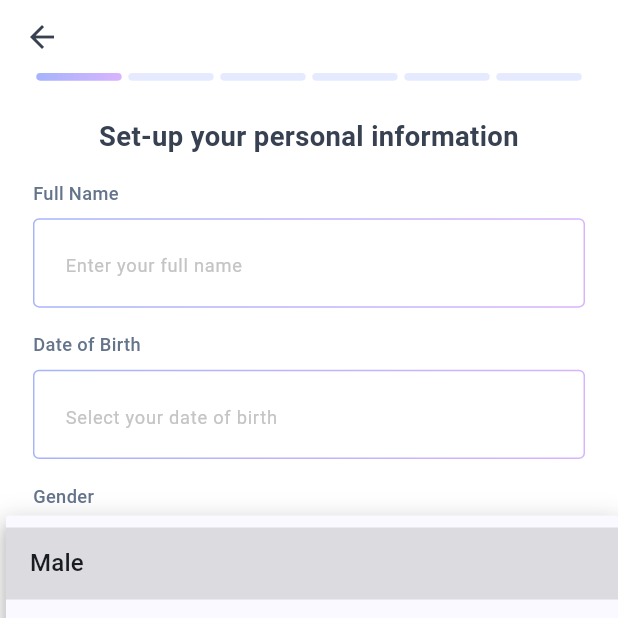
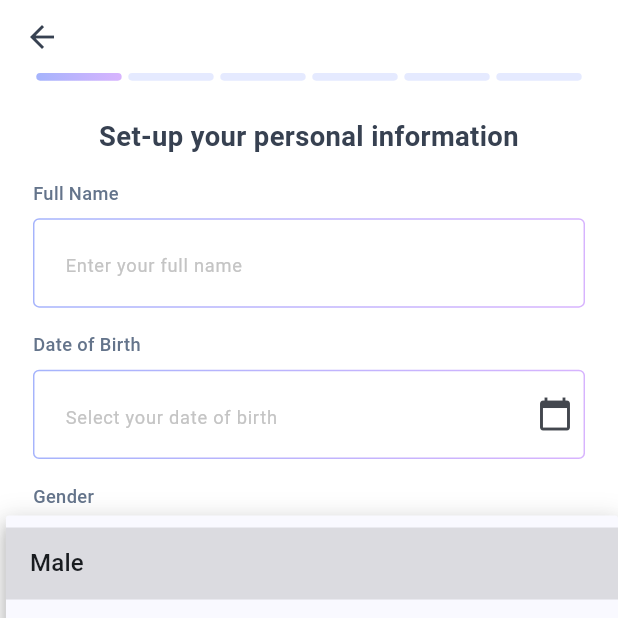
Before and after one commit to ahmed-tarek-salem/ovida, a Flutter app: the UserInfoScreen screen opened directly, after a tap on "Select your gender", on a phone screen of 412 x 824 dp, the top half of it. Run offline on Flutter 3.47's test engine with Material 3 defaults, Android fonts, the phone set to English and light mode, and no system bars; drawn by our look-alikes of flutter_form_builder; our stand-ins replace auto_route, bloc, dio, dropdown_search, equatable, flutter_bloc and 10 more; accounts and stored records are empty; network calls fail.

Commit message:
feat: Add CustomDropdownMultiSelection and use it

```diff
--- a/lib/src/features/user_info/presentation/containers/medical_history_container.dart
+++ b/lib/src/features/user_info/presentation/containers/medical_history_container.dart
@@ -1,18 +1,22 @@
-import 'package:flutter/cupertino.dart';
 import 'package:flutter/material.dart';
 import 'package:flutter_form_builder/flutter_form_builder.dart';
 import 'package:flutter_screenutil/flutter_screenutil.dart';
 import 'package:ovida/src/core/constants/app_colors.dart';
 import 'package:ovida/src/core/constants/app_theme.dart';
 import 'package:ovida/src/core/extensions/hardcoded.dart';
+import 'package:ovida/src/core/services/dependency_injection/di_service.dart';
+import 'package:ovida/src/features/user_info/data/models/user_info_response.dart';
+import 'package:ovida/src/features/user_info/presentation/viewmodel/user_viewmodel.dart';
+
+import 'package:ovida/src/features/user_info/presentation/widgets/custom_dropdown_multiselection.dart';
 import 'package:ovida/src/features/user_info/presentation/widgets/text_field_with_header.dart';
 
 class MedicalHistoryContainer extends StatelessWidget {
   const MedicalHistoryContainer({super.key});
-
   @override
   Widget build(BuildContext context) {
-    var options = ["Option 1", "Option 2", "Option 3"];
+    final viewmodel = di.get<UserInfoViewmodel>();
+
     return ListView(
       children: [
         Text(
@@ -26,61 +30,80 @@ class MedicalHistoryContainer extends StatelessWidget {
         SizedBox(height: 16.h),
         TextFieldWithHeader(
           header: "Chronic Diseases".hardCoded.hardCoded,
-          textField: FormBuilderCheckboxGroup(
-            name: "chronic_diseases",
-            activeColor: AppColors.primary,
-            options: [
-              FormBuilderFieldOption(
-                  value: "0",
-                  child: Text(
-                    "Diabetes",
-                    style: choiceStyle,
-                  )),
-              FormBuilderFieldOption(
-                  value: "1", child: Text("Hypertension", style: choiceStyle)),
-              FormBuilderFieldOption(
-                  value: "2", child: Text("Asthma", style: choiceStyle)),
-              FormBuilderFieldOption(
-                  value: "3", child: Text("Heart Disease", style: choiceStyle)),
-            ],
+          textField: FormBuilderField<List<String>>(
+            name: 'chronicDiseases',
+            builder: (FormFieldState<List<String>> field) {
+              return CustomDropdownMultiSelection(
+                initialSelectedItems: field.value ?? ["Menu", "Dialog"],
+                items: ["Menu", "Dialog", "Modal", "BottomSheet"],
+                searchHintText: 'Select chronic diseases'.hardCoded,
+                onChanged: (selectedItems) {
+                  field.didChange(selectedItems);
+                  print(viewmodel
+                      .formKey.currentState?.fields['chronicDiseases']?.value);
+                },
+              );
+            },
           ),
         ),
         TextFieldWithHeader(
           header: "Allergies".hardCoded.hardCoded,
-          textField: FormBuilderCheckboxGroup(
-            name: "allergies",
-            activeColor: AppColors.primary,
-            options: [
-              FormBuilderFieldOption(
-                  value: "0",
-                  child: Text(
-                    "Allergy 1",
-                    style: choiceStyle,
-                  )),
-              FormBuilderFieldOption(
-                  value: "1", child: Text("Allergy 2", style: choiceStyle)),
-              FormBuilderFieldOption(
-                  value: "2", child: Text("Allergy 3", style: choiceStyle)),
-              FormBuilderFieldOption(
-                  value: "3", child: Text("Allergy 4", style: choiceStyle)),
-            ],
-          ),
+          textField: FormBuilderField<List<String>>(
+              name: 'allergies',
+              builder: (FormFieldState<List<String>> field) {
+                return CustomDropdownMultiSelection(
+                  initialSelectedItems: ["Aspirin", "Penicillin"],
+                  items: ["Aspirin", "Penicillin", "Peanuts", "Shellfish"],
+                  searchHintText: 'Select allergies'.hardCoded,
+                  onChanged: (selectedItems) {
+                    field.didChange(selectedItems);
+                    print(viewmodel.formKey.currentState
+                        ?.fields['chronicDiseases']?.value);
+                  },
+                );
+              }),
         ),
         TextFieldWithHeader(
           header: "Previous Surgeries".hardCoded,
-          textField: FormBuilderTextField(
-            name: "previous_surgeries",
-            decoration: InputDecoration(
-                hintText: "Enter your previous surgeries".hardCoded),
-          ),
+          textField: FormBuilderField<List<String>>(
+              name: 'previousSurgeries',
+              builder: (FormFieldState<List<String>> field) {
+                return CustomDropdownMultiSelection(
+                  initialSelectedItems: ["Appendectomy"],
+                  items: [
+                    "Appendectomy",
+                    "Gallbladder Removal",
+                    "Knee Surgery",
+                    "Heart Bypass"
+                  ],
+                  searchHintText: 'Select surgeries'.hardCoded,
+                  onChanged: (selectedItems) {
+                    field.didChange(selectedItems);
+                    print("Selected items: $selectedItems");
+                  },
+                );
+              }),
         ),
         TextFieldWithHeader(
           header: "Family Medical History".hardCoded,
-          textField: FormBuilderTextField(
-            name: "family_medical_history",
-            decoration: InputDecoration(
-                hintText: "Add Family Medical History".hardCoded),
-          ),
+          textField: FormBuilderField<List<String>>(
+              name: 'familyMedicalHistory',
+              builder: (FormFieldState<List<String>> field) {
+                return CustomDropdownMultiSelection(
+                  initialSelectedItems: ["Diabetes"],
+                  items: [
+                    "Diabetes",
+                    "Heart Disease",
+                    "Cancer",
+                    "Hypertension"
+                  ],
+                  searchHintText: 'Select medical history'.hardCoded,
+                  onChanged: (selectedItems) {
+                    field.didChange(selectedItems);
+                    print("Selected items: $selectedItems");
+                  },
+                );
+              }),
         ),
       ],
     );
--- a/lib/src/features/user_info/presentation/containers/personal_info_container.dart
+++ b/lib/src/features/user_info/presentation/containers/personal_info_container.dart
@@ -7,6 +7,7 @@ import 'package:ovida/src/core/constants/app_theme.dart';
 import 'package:ovida/src/core/extensions/hardcoded.dart';
 import 'package:flutter_form_builder/flutter_form_builder.dart';
 import 'package:ovida/src/features/user_info/presentation/widgets/text_field_with_header.dart';
+import 'package:intl/intl.dart';
 
 class PersonalInfoContainer extends StatelessWidget {
   const PersonalInfoContainer({super.key});
@@ -32,10 +33,16 @@ class PersonalInfoContainer extends StatelessWidget {
                     hintText: "Enter your full name".hardCoded))),
         TextFieldWithHeader(
             header: "Date of Birth",
-            textField: FormBuilderTextField(
-                name: "date_of_birth",
-                decoration: InputDecoration(
-                    hintText: "Select your date of birth".hardCoded))),
+            textField: FormBuilderDateTimePicker(
+              name: "date_of_birth",
+              inputType: InputType.date,
+              format: DateFormat("dd/MM/yyyy"),
+              initialDate: DateTime(2000),
+              lastDate: DateTime.now(),
+              decoration: InputDecoration(
+                  hintText: "Select your date of birth".hardCoded,
+                  suffixIcon: Icon(Icons.calendar_today)),
+            )),
         TextFieldWithHeader(
             header: "Gender",
             textField: FormBuilderDropdown(
@@ -51,7 +58,7 @@ class PersonalInfoContainer extends StatelessWidget {
         TextFieldWithHeader(
             header: "Phone Number",
             textField: FormBuilderTextField(
-              name: 'phone_number',
+              name: 'phoneNumber',
               decoration: InputDecoration(
                   hintText: "Enter your phone number".hardCoded),
               keyboardType: TextInputType.phone,
@@ -59,7 +66,7 @@ class PersonalInfoContainer extends StatelessWidget {
         TextFieldWithHeader(
             header: "Emergency Phone Number",
             textField: FormBuilderTextField(
-              name: 'phone_number',
+              name: 'emergencyContact',
               decoration: InputDecoration(
                   hintText: "Enter your emergency phone number".hardCoded),
               keyboardType: TextInputType.phone,
--- /dev/null
+++ b/lib/src/features/user_info/presentation/widgets/custom_dropdown_multiselection.dart
@@ -0,0 +1,119 @@
+import 'package:dropdown_search/dropdown_search.dart';
+import 'package:flutter/material.dart';
+import 'package:flutter_screenutil/flutter_screenutil.dart';
+import 'package:ovida/src/core/constants/app_colors.dart';
+import 'package:ovida/src/core/constants/app_constants.dart';
+import 'package:ovida/src/core/shared/widgets/gradient_elevated_button.dart';
+
+class CustomDropdownMultiSelection extends StatefulWidget {
+  final List<String> items;
+  final List<String> initialSelectedItems;
+  final String searchHintText;
+  final Function(List<String> selectedItems) onChanged;
+  const CustomDropdownMultiSelection(
+      {super.key,
+      required this.items,
+      required this.initialSelectedItems,
+      required this.searchHintText,
+      required this.onChanged});
+
+  @override
+  State<CustomDropdownMultiSelection> createState() =>
+      _CustomDropdownMultiSelectionState();
+}
+
+class _CustomDropdownMultiSelectionState
+    extends State<CustomDropdownMultiSelection> {
+  final dropDownKey = GlobalKey<DropdownSearchState<String>>();
+
+  @override
+  Widget build(BuildContext context) {
+    return DropdownSearch<String>.multiSelection(
+      key: dropDownKey,
+      dropdownBuilder: (context, selectedItems) => SizedBox(
+        child: Wrap(
+          spacing: 8.sp,
+          runSpacing: 4.sp,
+          children: selectedItems
+              .map((item) => Chip(
+                    label: Text(item,
+                        style: TextStyle(color: Colors.white, fontSize: 12.sp)),
+                    deleteIcon: Icon(Icons.close, size: 16.sp),
+                    onDeleted: () {
+                      dropDownKey.currentState!.removeItem(item);
+                      widget.onChanged(
+                          dropDownKey.currentState!.getSelectedItems);
+                    },
+                    side: BorderSide.none,
+                    shape: RoundedRectangleBorder(
+                        borderRadius: BorderRadius.circular(4.r)),
+                    deleteIconColor: AppColors.error,
+                    backgroundColor:
+                        AppColors.gradientEnd.withValues(alpha: 0.5),
+                  ))
+              .toList(),
+        ),
+      ),
+      selectedItems: widget.initialSelectedItems,
+      items: (filter, infiniteScrollProps) => widget.items
+          .where((item) => item.toLowerCase().contains(filter.toLowerCase()))
+          .toList(),
+      decoratorProps: DropDownDecoratorProps(
+        decoration: InputDecoration(
+          border: OutlineInputBorder(),
+        ),
+      ),
+      popupProps: PopupPropsMultiSelection<String>.menu(
+        validationBuilder: (context, selectedItems) {
+          return Padding(
+            padding:
+                EdgeInsets.symmetric(horizontal: AppConstants.horizontalPadding)
+                    .copyWith(bottom: 16.h),
+            child: GradientButton(
+                onPressed: () {
+                  widget.onChanged(selectedItems);
+                  dropDownKey.currentState!.popupOnValidate();
+                },
+                child: Text("Submit")),
+          );
+        },
+        showSelectedItems: true,
+        checkBoxBuilder: (context, item, isDisabled, isSelected) => Checkbox(
+          onChanged: (val) {},
+          value: isSelected,
+          checkColor: Colors.white,
+          activeColor: AppColors.gradientStart,
+          side: BorderSide(
+            color: AppColors.gradientStart,
+          ),
+          shape:
+              RoundedRectangleBorder(borderRadius: BorderRadius.circular(4.r)),
+        ),
+        itemBuilder: (context, item, isSelected, isSKL) {
+          return Container(
+            padding: EdgeInsets.symmetric(horizontal: 20.w, vertical: 8.h),
+            child: Text(
+              item,
+              style: TextStyle(
+                color: AppColors.primary,
+                fontSize: 14.sp,
+                fontWeight: FontWeight.w400,
+              ),
+            ),
+          );
+        },
+        showSearchBox: true,
+        searchFieldProps: TextFieldProps(
+          decoration: InputDecoration(
+            hintText: widget.searchHintText,
+            border: InputBorder.none,
+            enabledBorder: InputBorder.none,
+            focusedBorder: InputBorder.none,
+            errorBorder: InputBorder.none,
+            disabledBorder: InputBorder.none,
+          ),
+        ),
+      ),
+    );
+  }
+}
--- a/pubspec.yaml
+++ b/pubspec.yaml
@@ -39,6 +39,7 @@ dependencies:
   flutter_svg: ^2.1.0
   flutter_screenutil: ^5.9.3
   http: ^1.4.0
+  dropdown_search: ^6.0.2
 
 dev_dependencies:
   flutter_test:
```
Also changed, not shown: pubspec.lock.
